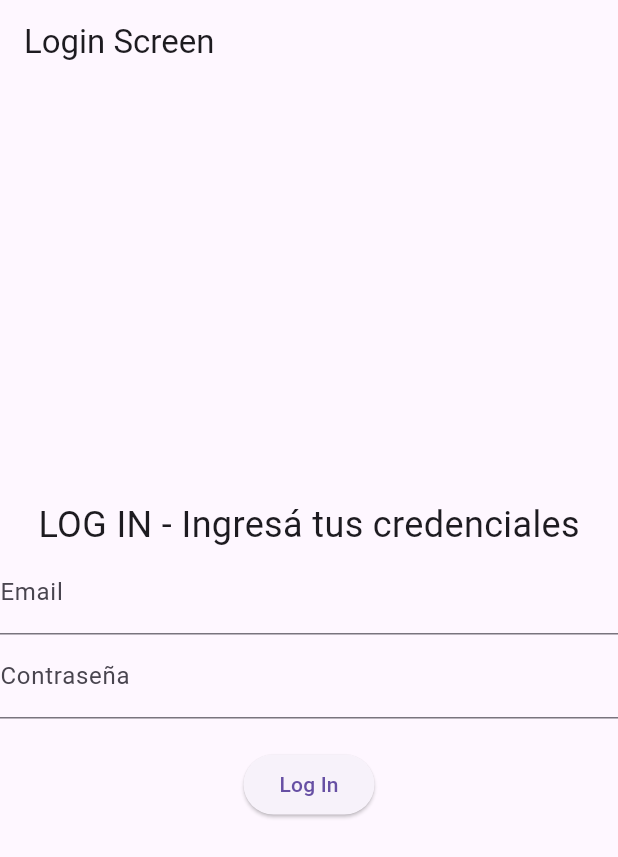
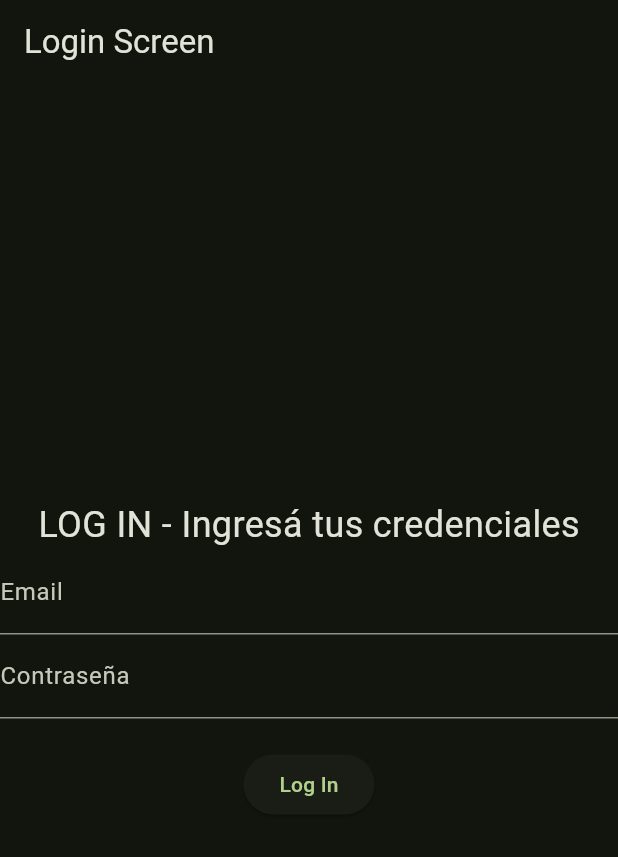
Before and after one commit to MatiasValansi/FlutterSportsApp, a Flutter app: the screen it shows after launch, on a phone screen of 412 x 824 dp. Shown: the top 857 px of the screen. Run offline on Flutter 3.47's test engine with Material 3 defaults, Android fonts, the light colour scheme and no system bars; our stand-ins replace flutter_riverpod, go_router.

Commit message:
Se probó cambiar el tema de la aplicación.

```diff
--- a/lib/main.dart
+++ b/lib/main.dart
@@ -14,6 +14,10 @@
     return MaterialApp.router(
       routerConfig: appRouter,
       debugShowCheckedModeBanner: false,
+      theme: ThemeData(
+        colorSchemeSeed: Colors.lightGreenAccent,
+        brightness: Brightness.dark,
+      )
     );
   }
 }
```
